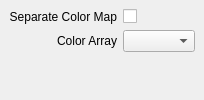
Old version of the form tomviz/ModulePropertiesPanel.ui in the repository OpenChemistry/tomviz.
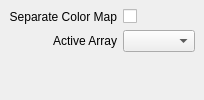
New version of the form.

Commit message:
Change label from "Color Array" to "Active Array".
While the active array is the color array for the Slice module, it
will be used in other ways in other modules. Rename it to better
reflect the purpose of the array.

Patch:
```diff
--- a/tomviz/ModulePropertiesPanel.ui
+++ b/tomviz/ModulePropertiesPanel.ui
@@ -42,7 +42,7 @@
       <item row="2" column="0">
        <widget class="QLabel" name="ColorArrayLabel">
         <property name="text">
-         <string>Color Array</string>
+         <string>Active Array</string>
         </property>
         <property name="alignment">
          <set>Qt::AlignRight|Qt::AlignTrailing|Qt::AlignVCenter</set>
```
Left out of the diff: 6 changed lines with no effect on the pictures.
